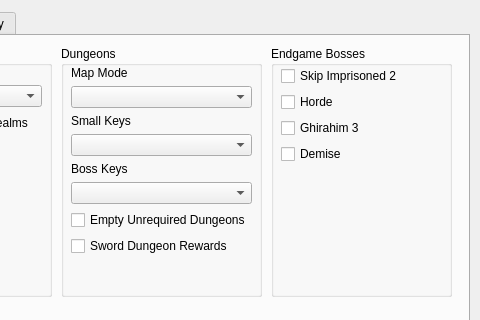
First picture: the form in gui/randogui.ui, repository ssrando/ssrando, before the edit; both pictures show x 571 to 1051 and y 0 to 320 of the 1051 by 734 pixel window.
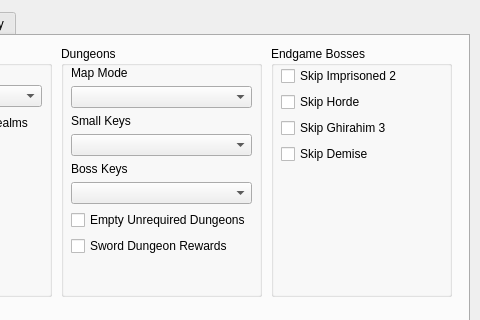
Second picture: the form after the edit. The open tabs and pages were chosen to show the change.

Commit message: Implemented skipping Horde and Ghirahim 3

The edit to the form file:
```diff
--- a/gui/randogui.ui
+++ b/gui/randogui.ui
@@ -963,21 +963,21 @@
         <item>
          <widget class="QCheckBox" name="option_horde">
           <property name="text">
-           <string>Horde</string>
+           <string>Skip Horde</string>
           </property>
          </widget>
         </item>
         <item>
          <widget class="QCheckBox" name="option_g3">
           <property name="text">
-           <string>Ghirahim 3</string>
+           <string>Skip Ghirahim 3</string>
           </property>
          </widget>
         </item>
         <item>
          <widget class="QCheckBox" name="option_demise">
           <property name="text">
-           <string>Demise</string>
+           <string>Skip Demise</string>
           </property>
          </widget>
         </item>
```
The commit also changes 4 other files.
